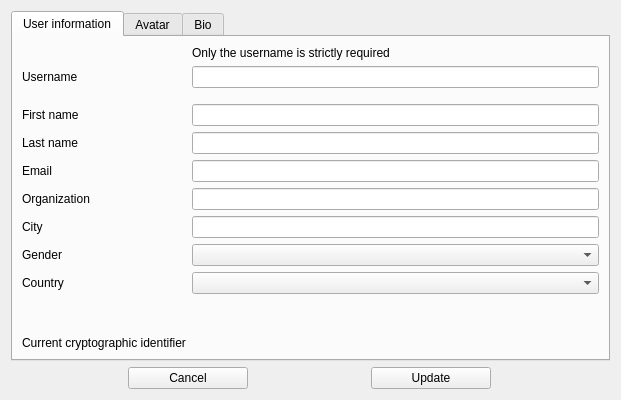
This is galacteek/ui/profileeditdialog.ui in pinnaculum/galacteek as Qt 5 draws it before an edit. The edited form follows.
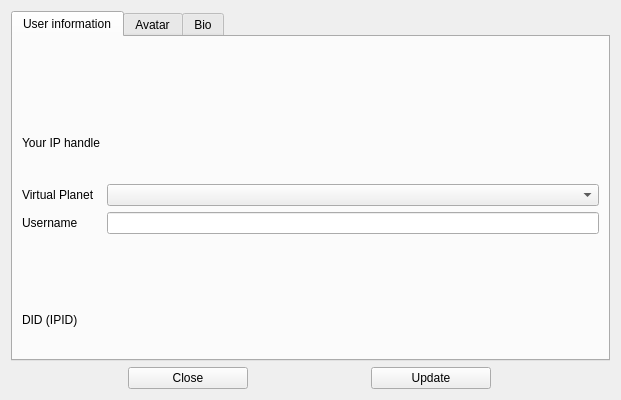
This is the edited form.

Commit message:
IPID implementation
* New module: galacteek.did. Contains a rough and yet
  incomplete implementation of the IPID spec (Decentralized
  IDentifiers stored on IPFS)

* Automatic pinning of DID documents of other peers on the
  network. Also DID documents should be resolvable offline.

* Big changes in the profile system. The profile is stored
  in an edag and has one IPID tied to it, as well as an
  iphandle.

* Pubsub sniffer (aka psniff) tool

* Implement a simple JSON NS cache in the IPFSOperator class
  for caching IPID history

* Much more, see diff

Patch:
```diff
--- a/galacteek/ui/profileeditdialog.ui
+++ b/galacteek/ui/profileeditdialog.ui
@@ -26,119 +26,107 @@
          <string>User information</string>
         </attribute>
         <layout class="QGridLayout" name="gridLayout_2">
-         <item row="6" column="0">
-          <widget class="QLabel" name="label_4">
-           <property name="text">
-            <string>Email</string>
-           </property>
-          </widget>
-         </item>
-         <item row="2" column="1">
-          <widget class="QLineEdit" name="username">
-           <property name="maxLength">
-            <number>128</number>
-           </property>
-          </widget>
-         </item>
-         <item row="2" column="0">
-          <widget class="QLabel" name="label">
-           <property name="text">
-            <string>Username</string>
-           </property>
-          </widget>
-         </item>
-         <item row="4" column="1">
-          <widget class="QLineEdit" name="firstname">
-           <property name="sizePolicy">
-            <sizepolicy hsizetype="Preferred" vsizetype="Fixed">
-             <horstretch>0</horstretch>
-             <verstretch>0</verstretch>
-            </sizepolicy>
-           </property>
-           <property name="maxLength">
-            <number>64</number>
-           </property>
-          </widget>
-         </item>
-         <item row="13" column="1">
-          <widget class="QLabel" name="profileCryptoId">
-           <property name="text">
-            <string/>
-           </property>
-           <property name="textInteractionFlags">
-            <set>Qt::LinksAccessibleByMouse|Qt::TextSelectableByKeyboard|Qt::TextSelectableByMouse</set>
-           </property>
-          </widget>
-         </item>
-         <item row="7" column="0">
+         <item row="5" column="0">
           <widget class="QLabel" name="label_6">
            <property name="text">
-            <string>Organization</string>
-           </property>
-          </widget>
-         </item>
-         <item row="4" column="0">
-          <widget class="QLabel" name="label_2">
-           <property name="text">
-            <string>First name</string>
-           </property>
-          </widget>
-         </item>
-         <item row="8" column="0">
-          <widget class="QLabel" name="label_8">
-           <property name="text">
-            <string>City</string>
+            <string>Virtual Planet</string>
            </property>
           </widget>
          </item>
          <item row="11" column="1">
-          <spacer name="verticalSpacer">
+          <widget class="QLabel" name="profileDid">
+           <property name="text">
+            <string/>
+           </property>
+           <property name="textInteractionFlags">
+            <set>Qt::LinksAccessibleByMouse|Qt::TextSelectableByKeyboard|Qt::TextSelectableByMouse</set>
+           </property>
+          </widget>
+         </item>
+         <item row="4" column="1">
+          <spacer name="verticalSpacer_4">
            <property name="orientation">
             <enum>Qt::Vertical</enum>
            </property>
            <property name="sizeType">
-            <enum>QSizePolicy::MinimumExpanding</enum>
+            <enum>QSizePolicy::Maximum</enum>
            </property>
            <property name="sizeHint" stdset="0">
             <size>
              <width>20</width>
-             <height>20</height>
+             <height>5</height>
             </size>
            </property>
           </spacer>
          </item>
-         <item row="5" column="0">
-          <widget class="QLabel" name="label_3">
+         <item row="3" column="1">
+          <widget class="QLabel" name="ipHandle">
            <property name="text">
-            <string>Last name</string>
-           </property>
-          </widget>
-         </item>
-         <item row="13" column="0">
-          <widget class="QLabel" name="label_5">
-           <property name="text">
-            <string>Current cryptographic identifier</string>
+            <string/>
            </property>
           </widget>
          </item>
          <item row="5" column="1">
-          <widget class="QLineEdit" name="lastname">
+          <widget class="QComboBox" name="vPlanet"/>
+         </item>
+         <item row="11" column="0">
+          <widget class="QLabel" name="label_5">
+           <property name="text">
+            <string>DID (IPID)</string>
+           </property>
+          </widget>
+         </item>
+         <item row="6" column="1">
+          <widget class="QLineEdit" name="username">
            <property name="maxLength">
-            <number>128</number>
+            <number>16</number>
+           </property>
+           <property name="clearButtonEnabled">
+            <bool>true</bool>
            </property>
           </widget>
          </item>
          <item row="1" column="1">
           <widget class="QLabel" name="labelWarning">
            <property name="text">
-            <string>Only the username is strictly required</string>
+            <string/>
            </property>
            <property name="wordWrap">
             <bool>true</bool>
            </property>
           </widget>
          </item>
-         <item row="3" column="1">
+         <item row="3" column="0">
+          <widget class="QLabel" name="label_4">
+           <property name="text">
+            <string>Your IP handle</string>
+           </property>
+          </widget>
+         </item>
+         <item row="6" column="0">
+          <widget class="QLabel" name="label">
+           <property name="text">
+            <string>Username</string>
+           </property>
+          </widget>
+         </item>
+         <item row="9" column="1">
+          <spacer name="verticalSpacer">
+           <property name="orientation">
+            <enum>Qt::Vertical</enum>
+           </property>
+           <property name="sizeType">
+            <enum>QSizePolicy::Maximum</enum>
+           </property>
+           <property name="sizeHint" stdset="0">
+            <size>
+             <width>20</width>
+             <height>40</height>
+            </size>
+           </property>
+          </spacer>
+         </item>
+         <item row="7" column="1">
           <spacer name="verticalSpacer_3">
            <property name="orientation">
             <enum>Qt::Vertical</enum>
@@ -154,42 +142,8 @@
            </property>
           </spacer>
          </item>
-         <item row="10" column="0">
-          <widget class="QLabel" name="label_7">
-           <property name="text">
-            <string>Country</string>
-           </property>
-          </widget>
-         </item>
-         <item row="10" column="1">
-          <widget class="QComboBox" name="countryBox"/>
-         </item>
-         <item row="6" column="1">
-          <widget class="QLineEdit" name="email">
-           <property name="maxLength">
-            <number>128</number>
-           </property>
-          </widget>
-         </item>
-         <item row="7" column="1">
-          <widget class="QLineEdit" name="org">
-           <property name="maxLength">
-            <number>128</number>
-           </property>
-          </widget>
-         </item>
-         <item row="8" column="1">
-          <widget class="QLineEdit" name="city"/>
-         </item>
-         <item row="9" column="0">
-          <widget class="QLabel" name="label_9">
-           <property name="text">
-            <string>Gender</string>
-           </property>
-          </widget>
-         </item>
-         <item row="9" column="1">
-          <widget class="QComboBox" name="gender"/>
+         <item row="2" column="1">
+          <layout class="QHBoxLayout" name="hLayoutTmp"/>
          </item>
         </layout>
        </widget>
@@ -267,7 +221,7 @@
         </size>
        </property>
        <property name="text">
-        <string>Cancel</string>
+        <string>Close</string>
        </property>
       </widget>
      </item>
```
Left out of the diff: 6 changed lines with no effect on the pictures. The commit also changes 55 other files.
